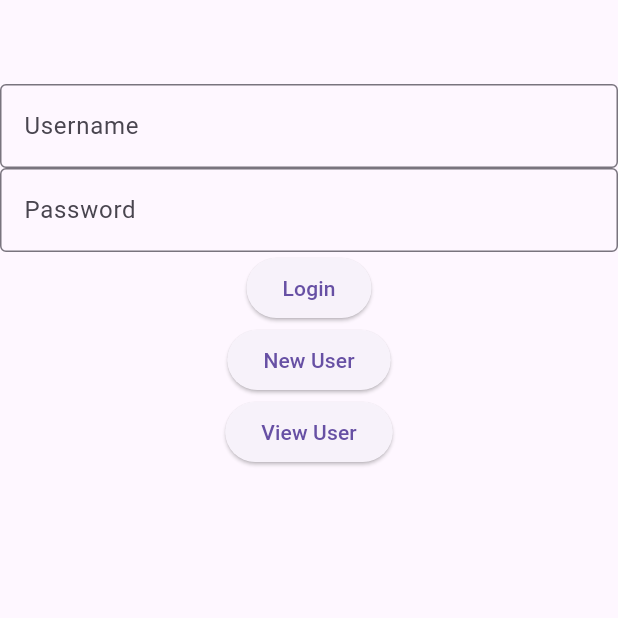
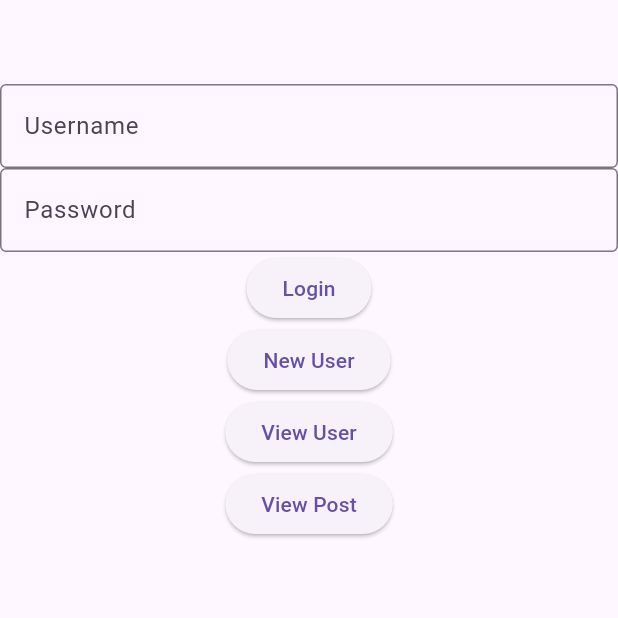
Before and after one commit to jeff1999git/blogapp_frontend, a Flutter app: the screen it shows after launch, after a tap on "Login", on a phone screen of 412 x 824 dp, the top half of it. Run offline on Flutter 3.47's test engine with Material 3 defaults, Android fonts, the phone set to English and light mode, and no system bars; our stand-ins replace shared_preferences; network calls fail.

Commit message:
suhaila lecture

```diff
--- a/lib/models/postmodel.dart
+++ b/lib/models/postmodel.dart
@@ -33,25 +33,25 @@ class Post {
 }
 
 class UserId {
-  String name;
-  String mobile;
-  String address;
+  String userName;
+  String userPhone;
+  String userEmail;
 
   UserId({
-    required this.name,
-    required this.mobile,
-    required this.address,
+    required this.userName,
+    required this.userPhone,
+    required this.userEmail,
   });
 
   factory UserId.fromJson(Map<String, dynamic> json) => UserId(
-    name: json["name"],
-    mobile: json["mobile"],
-    address: json["address"],
+    userName: json["userName"],
+    userPhone: json["userPhone"],
+    userEmail: json["userEmail"],
   );
 
   Map<String, dynamic> toJson() => {
-    "name": name,
-    "mobile": mobile,
-    "address": address,
+    "userName": userName,
+    "userPhone": userPhone,
+    "userEmail": userEmail,
   };
 }
--- a/lib/modules/homepage.dart
+++ b/lib/modules/homepage.dart
@@ -1,5 +1,6 @@
 import 'package:blogapp_frontend/modules/adduserpage.dart';
 import 'package:blogapp_frontend/modules/postpage.dart';
+import 'package:blogapp_frontend/modules/viewpost.dart';
 import 'package:blogapp_frontend/modules/viewuserpage.dart';
 import 'package:blogapp_frontend/services/userservices.dart';
 import 'package:flutter/material.dart';
@@ -21,9 +22,10 @@ class _HomePageState extends State<HomePage> {
     final response=await UserApiService().signInData(username.text, password.text);
     if(response["status"]=="success")
     {
-      // String userId=response["userdata"]["_id"].toString();
-      // SharedPreferences preferences=await SharedPreferences.getInstance();
-      // preferences.setString("userId", userId);
+      String userId=response["userdata"]["_id"].toString();
+      SharedPreferences.setMockInitialValues({});
+      SharedPreferences prefer=await SharedPreferences.getInstance();
+      prefer.setString("userId", userId);
       print("Successful Login");
       Navigator.push(context, MaterialPageRoute(
           builder: (context)=>PostPage()
@@ -59,6 +61,7 @@ class _HomePageState extends State<HomePage> {
             ),
             TextField(
               controller: password,
+              obscureText: true,
               decoration: InputDecoration(
                 labelText: "Password",
                 hintText: "Enter your password",
@@ -74,7 +77,11 @@ class _HomePageState extends State<HomePage> {
             ElevatedButton(onPressed: (){
               Navigator.push(context, MaterialPageRoute(builder: (context)=>ViewUserPage()));
             },
-                child: Text("View User"))
+                child: Text("View User")),
+            ElevatedButton(onPressed: (){
+              Navigator.push(context, MaterialPageRoute(builder: (context)=>ViewPage()));
+            },
+                child: Text("View Post")),
           ],
         ),
       ),
--- a/lib/modules/postpage.dart
+++ b/lib/modules/postpage.dart
@@ -12,6 +12,20 @@ class PostPage extends StatefulWidget {
 class _PostPageState extends State<PostPage> {
   final TextEditingController post=new TextEditingController();
   @override
+  void sendPost() async
+  {
+    SharedPreferences prefered=await SharedPreferences.getInstance();
+    String userId=prefered.getString("userId")?? "";
+    final response=await PostApiService().addPost(userId, post.text);
+    if(response["status"]=="success")
+      {
+        print("successfully posted");
+      }
+    else
+      {
+        print("Failed to post");
+      }
+  }
   // void addPost() async
   // {
   //   // SharedPreferences prefer=await SharedPreferences.getInstance();
@@ -41,7 +55,7 @@ class _PostPageState extends State<PostPage> {
                     border: OutlineInputBorder()
                   ),
                 ),
-                // ElevatedButton(onPressed: addPost, child: Text("Add Post")),
+                ElevatedButton(onPressed: sendPost, child: Text("Add Post")),
                 ElevatedButton(onPressed: (){
                   Navigator.pop(context);
                 }, child: Text("Log Out"))
--- a/lib/services/postservice.dart
+++ b/lib/services/postservice.dart
@@ -1,8 +1,24 @@
 import 'dart:convert';
 
+import 'package:blogapp_frontend/models/postmodel.dart';
 import 'package:http/http.dart'as http;
 
 class PostApiService{
+  Future<List<Post>> getPost() async
+  {
+    var client = http.Client();
+    var apiUrl=Uri.parse("http://192.168.1.39:3001/api/post/viewpost");
+    var response=await client.get(apiUrl);
+    if(response.statusCode==200)
+      {
+        return postFromJson(response.body);
+      }
+    else
+      {
+        return [];
+      }
+  }
+
   Future<dynamic>  addPost(String userId,String post) async
   {
     var client = http.Client();
```
Also changed, not shown: lib/modules/viewpost.dart (added, +64 -0 lines).
